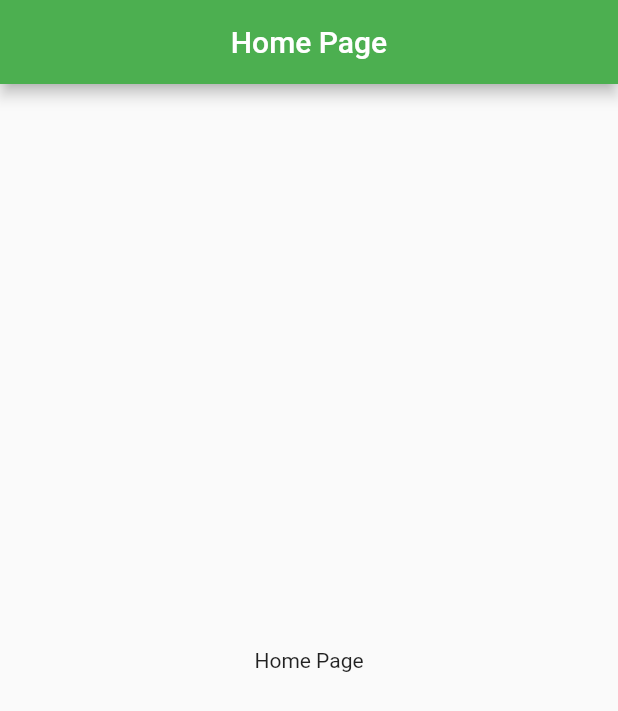
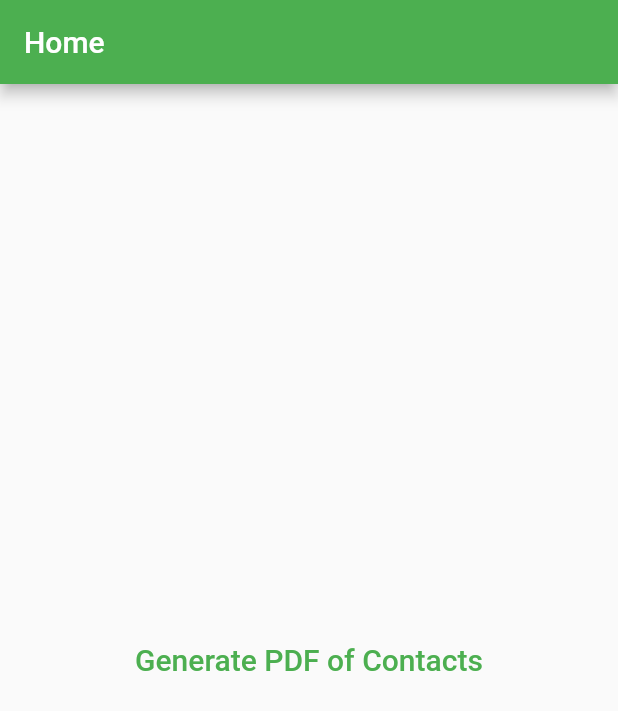
Before and after one commit to mdshadatrahman/contact-to-pdf, a Flutter app: the screen it shows after launch, on a phone screen of 412 x 824 dp. Shown: the top 711 px of the screen. Run offline on Flutter 3.47's test engine with Material 2 defaults, Android fonts, the phone set to English and light mode, and no system bars; our stand-ins replace contacts_service, permission_handler.

```diff
--- a/lib/main.dart
+++ b/lib/main.dart
@@ -1,7 +1,17 @@
+import 'package:contact_to_pdf/views/home/component/home.dart';
+import 'package:contact_to_pdf/views/home/controllers/home_controller.dart';
 import 'package:flutter/material.dart';
+import 'package:provider/provider.dart';
 
 void main() {
-  runApp(const MyApp());
+  runApp(
+    MultiProvider(
+      providers: [
+        ChangeNotifierProvider(create: (_) => HomeController()),
+      ],
+      child: const MyApp(),
+    ),
+  );
 }
 
 class MyApp extends StatelessWidget {
@@ -10,29 +20,12 @@ class MyApp extends StatelessWidget {
   @override
   Widget build(BuildContext context) {
     return MaterialApp(
-      title: 'Flutter Demo',
+      title: 'Contact to PDF',
       debugShowCheckedModeBanner: false,
       theme: ThemeData(
         primarySwatch: Colors.green,
       ),
-      home: const HomePage(),
+      home: const HomeView(),
     );
   }
 }
-
-class HomePage extends StatelessWidget {
-  const HomePage({super.key});
-
-  @override
-  Widget build(BuildContext context) {
-    return Scaffold(
-      appBar: AppBar(
-        centerTitle: true,
-        title: const Text('Home Page'),
-      ),
-      body: const Center(
-        child: Text('Home Page'),
-      ),
-    );
-  }
-}
--- a/lib/views/home/component/home.dart
+++ b/lib/views/home/component/home.dart
@@ -0,0 +1,47 @@
+import 'package:contact_to_pdf/views/home/controllers/home_controller.dart';
+import 'package:flutter/material.dart';
+import 'dart:developer' as developer show log;
+
+import 'package:provider/provider.dart';
+
+class HomeView extends StatefulWidget {
+  const HomeView({super.key});
+
+  @override
+  State<HomeView> createState() => _HomeViewState();
+}
+
+class _HomeViewState extends State<HomeView> {
+  HomeController? controller;
+  @override
+  Widget build(BuildContext context) {
+    return Scaffold(
+      appBar: AppBar(
+        title: const Text('Home'),
+      ),
+      body: ChangeNotifierProvider(
+        create: (_) => HomeController(),
+        child: Consumer<HomeController>(
+          builder: (context, model, child) {
+            controller = model;
+            return Center(
+              child: TextButton(
+                onPressed: () async {
+                  //TODO
+                  controller!.getContacts();
+                },
+                child: Text(
+                  'Generate PDF of Contacts',
+                  style: TextStyle(
+                    fontSize: 20,
+                    color: Theme.of(context).primaryColor,
+                  ),
+                ),
+              ),
+            );
+          },
+        ),
+      ),
+    );
+  }
+}
```
Also changed, not shown: lib/views/home/controllers/home_controller.dart (+35 -0 lines), pubspec.yaml (+4 -69 lines), pubspec.lock, 2 other files.
